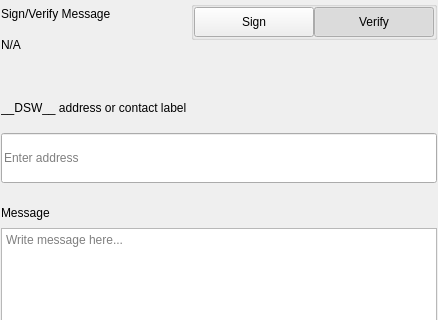
Qt form src/qt/pivx/settings/forms/settingssignmessagewidgets.ui (decenomy/DSW) before a commit; both pictures show x 0 to 438 and y 0 to 320 of the 438 by 579 pixel window.
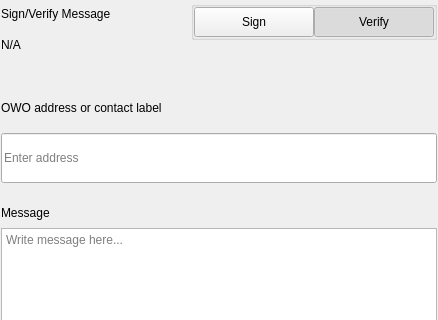
The same form after that commit.

```diff
--- a/src/qt/pivx/settings/forms/settingssignmessagewidgets.ui
+++ b/src/qt/pivx/settings/forms/settingssignmessagewidgets.ui
@@ -276,7 +276,7 @@
                </size>
               </property>
               <property name="text">
-               <string>__DSW__ address or contact label</string>
+               <string>OWO address or contact label</string>
               </property>
              </widget>
             </item>
```
